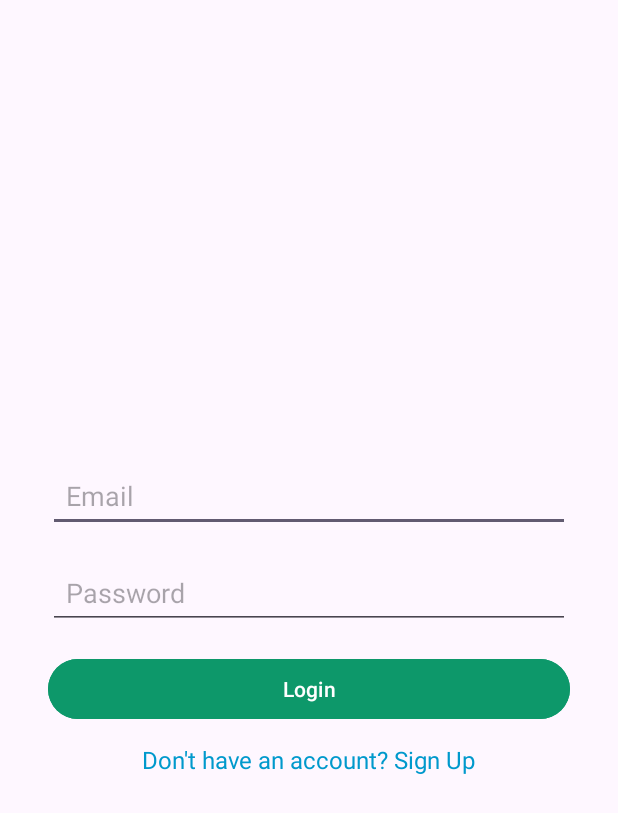
After one commit to COMPSYS302/Sage---Plant-Browsing-Android-App, an Android app: the LoginActivity screen opened directly, with no data from a screen before it, on a phone screen of 412 x 824 dp. The commit adds this screen. Shown: the top 813 px of the screen. Run offline under Robolectric (Android 15) with nearby library versions, the phone set to English and light mode, and no system bars; our stand-ins replace Firebase (no records; nobody signed in at launch, a user with empty details on screens opened directly); Roboto replaces fonts that are not available here.

Commit message:
Login Functionality added

```diff
--- a/Sage/app/build.gradle.kts
+++ b/Sage/app/build.gradle.kts
@@ -58,13 +58,11 @@ dependencies {
     // TODO: Add the dependencies for Firebase products you want to use
     // When using the BoM, don't specify versions in Firebase dependencies
     implementation("com.google.firebase:firebase-analytics")
+    implementation ("com.google.firebase:firebase-auth")
+
     implementation ("com.google.firebase:firebase-firestore")
     implementation("com.airbnb.android:lottie:6.0.0")
 
-
-
-    // Add the dependencies for any other desired Firebase products
-    // https://firebase.google.com/docs/android/setup#available-libraries
 
     // Glide for image loading
     implementation("com.github.bumptech.glide:glide:4.16.0")
--- a/Sage/app/src/main/AndroidManifest.xml
+++ b/Sage/app/src/main/AndroidManifest.xml
@@ -36,6 +36,8 @@
             android:name=".ShopActivity"
             android:exported="false" />
 
+        <activity android:name=".LoginActivity" />
+
         <meta-data
             android:name="preloaded_fonts"
             android:resource="@array/preloaded_fonts" />
--- a/Sage/app/src/main/java/com/example/sage/LoadingActivity.java
+++ b/Sage/app/src/main/java/com/example/sage/LoadingActivity.java
@@ -12,7 +12,7 @@ public class LoadingActivity extends Activity {
         super.onCreate(savedInstanceState);
         setContentView(R.layout.activity_loading);
 
-        // 2-second delay before switching to MainActivity
+        // 5-second delay before switching to MainActivity
         new Handler().postDelayed(() -> {
             startActivity(new Intent(LoadingActivity.this, MainActivity.class));
             finish();
--- /dev/null
+++ b/Sage/app/src/main/java/com/example/sage/LoginActivity.java
@@ -0,0 +1,107 @@
+package com.example.sage;
+
+import android.content.Intent;
+import android.os.Bundle;
+import android.text.TextUtils;
+import android.widget.Button;
+import android.widget.EditText;
+import android.widget.TextView;
+import android.widget.Toast;
+
+import androidx.appcompat.app.AppCompatActivity;
+
+import com.google.firebase.auth.FirebaseAuth;
+
+public class LoginActivity extends AppCompatActivity {
+
+    private EditText emailEditText, passwordEditText;
+    private Button authButton;
+    private TextView toggleText;
+
+    private FirebaseAuth firebaseAuth;
+    private boolean isLoginMode = true; // Toggle between Login and Sign Up
+
+    @Override
+    protected void onCreate(Bundle savedInstanceState) {
+        super.onCreate(savedInstanceState);
+        setContentView(R.layout.activity_login);
+
+        // Initialize Firebase Auth
+        firebaseAuth = FirebaseAuth.getInstance();
+
+        // Find views
+        emailEditText = findViewById(R.id.editTextEmail);
+        passwordEditText = findViewById(R.id.editTextPassword);
+        authButton = findViewById(R.id.buttonAuth);
+        toggleText = findViewById(R.id.textViewToggle);
+
+        // Auth button click handler
+        authButton.setOnClickListener(v -> handleAuth());
+
+        // Toggle between Login and Sign Up
+        toggleText.setOnClickListener(v -> {
+            isLoginMode = !isLoginMode;
+            authButton.setText(isLoginMode ? "Login" : "Sign Up");
+            toggleText.setText(isLoginMode ? "Don't have an account? Sign Up" : "Already have an account? Login");
+        });
+    }
+
+    private void handleAuth() {
+        String email = emailEditText.getText().toString().trim();
+        String password = passwordEditText.getText().toString().trim();
+
+        if (TextUtils.isEmpty(email) || TextUtils.isEmpty(password)) {
+            Toast.makeText(this, "Please enter both email and password.", Toast.LENGTH_SHORT).show();
+            return;
+        }
+
+        if (isLoginMode) {
+            loginUser(email, password);
+        } else {
+            signUpUser(email, password);
+        }
+    }
+
+    private void loginUser(String email, String password) {
+        firebaseAuth.signInWithEmailAndPassword(email, password)
+                .addOnCompleteListener(task -> {
+                    if (task.isSuccessful()) {
+                        Toast.makeText(this, "Login successful!", Toast.LENGTH_SHORT).show();
+                        redirectToMain();
+                    } else {
+                        Toast.makeText(this, "Login failed: " + task.getException().getMessage(), Toast.LENGTH_LONG).show();
+                    }
+                });
+    }
+
+    private void signUpUser(String email, String password) {
+        firebaseAuth.createUserWithEmailAndPassword(email, password)
+                .addOnCompleteListener(task -> {
+                    if (task.isSuccessful()) {
+                        Toast.makeText(this, "Sign up successful!", Toast.LENGTH_SHORT).show();
+                        redirectToMain();
+                    } else {
+                        String error = task.getException() != null ? task.getException().getMessage() : "Sign up failed.";
+                        showSignUpError(error);
+                    }
+                });
+    }
+
+    private void showSignUpError(String message) {
+        if (message.contains("already in use")) {
+            Toast.makeText(this, "This email is already registered. Please log in instead.", Toast.LENGTH_LONG).show();
+        } else if (message.contains("badly formatted")) {
+            Toast.makeText(this, "Invalid email format. Please check and try again.", Toast.LENGTH_LONG).show();
+        } else if (message.contains("password")) {
+            Toast.makeText(this, "Password must be at least 6 characters.", Toast.LENGTH_LONG).show();
+        } else {
+            Toast.makeText(this, message, Toast.LENGTH_LONG).show();
+        }
+    }
+
+    private void redirectToMain() {
+        Intent intent = new Intent(LoginActivity.this, MainActivity.class);
+        startActivity(intent);
+        finish(); // Close LoginActivity
+    }
+}
--- /dev/null
+++ b/Sage/app/src/main/res/layout/activity_login.xml
@@ -0,0 +1,42 @@
+<?xml version="1.0" encoding="utf-8"?>
+<LinearLayout xmlns:android="http://schemas.android.com/apk/res/android"
+    android:layout_width="match_parent"
+    android:layout_height="match_parent"
+    android:orientation="vertical"
+    android:padding="32dp"
+    android:gravity="center">
+
+    <EditText
+        android:id="@+id/editTextEmail"
+        android:layout_width="match_parent"
+        android:layout_height="wrap_content"
+        android:hint="Email"
+        android:inputType="textEmailAddress"
+        android:padding="12dp"
+        android:layout_marginBottom="16dp"/>
+
+    <EditText
+        android:id="@+id/editTextPassword"
+        android:layout_width="match_parent"
+        android:layout_height="wrap_content"
+        android:hint="Password"
+        android:inputType="textPassword"
+        android:padding="12dp"
+        android:layout_marginBottom="16dp"/>
+
+    <Button
+        android:id="@+id/buttonAuth"
+        android:layout_width="match_parent"
+        android:layout_height="wrap_content"
+        android:text="Login"
+        android:backgroundTint="@color/green"
+        android:layout_marginBottom="12dp"/>
+
+    <TextView
+        android:id="@+id/textViewToggle"
+        android:layout_width="wrap_content"
+        android:layout_height="wrap_content"
+        android:text="Don't have an account? Sign Up"
+        android:textColor="@android:color/holo_blue_dark"
+        android:textSize="16sp"/>
+</LinearLayout>
--- a/Sage/build.gradle.kts
+++ b/Sage/build.gradle.kts
@@ -1,5 +1,5 @@
 // Top-level build file where you can add configuration options common to all sub-projects/modules.
 plugins {
-    id("com.android.application") version "8.10.0" apply false
+    id("com.android.application") version "8.10.1" apply false
     id("com.google.gms.google-services") version "4.4.2" apply false
 }
--- a/Sage/gradle/libs.versions.toml
+++ b/Sage/gradle/libs.versions.toml
@@ -1,5 +1,5 @@
 [versions]
-agp = "8.10.0"
+agp = "8.10.1"
 gms = "4.4.2"
 junit = "4.13.2"
 junitVersion = "1.2.1"
```
Also changed, not shown: Sage/app/src/main/java/com/example/sage/MainActivity.java (+44 -22 lines), Sage/app/src/main/res/drawable/ic_profile.xml (added, +10 -0 lines), Sage/app/src/main/res/layout/activity_main.xml (+24 -3 lines), Sage/app/src/main/res/menu/profile_menu.xml (added, +10 -0 lines).
